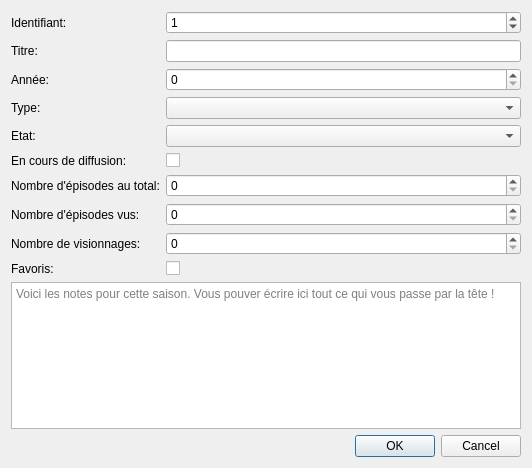
Old version of the form src/ui/dialogs/season.ui in the repository seigneurfuo/MyAnimeManager3.
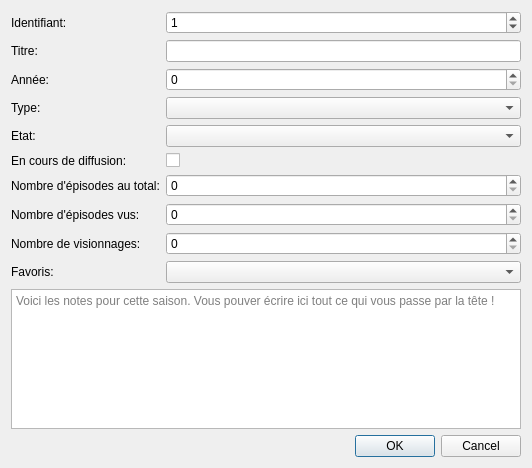
New version of the form.

Patch:
```diff
--- a/src/ui/dialogs/season.ui
+++ b/src/ui/dialogs/season.ui
@@ -135,13 +135,6 @@
        </property>
       </widget>
      </item>
-     <item row="9" column="2">
-      <widget class="QCheckBox" name="checkBox">
-       <property name="text">
-        <string/>
-       </property>
-      </widget>
-     </item>
      <item row="3" column="2">
       <widget class="QComboBox" name="comboBox_2"/>
      </item>
@@ -180,6 +173,13 @@
        </property>
       </widget>
      </item>
+     <item row="9" column="2">
+      <widget class="QComboBox" name="comboBox">
+       <property name="currentIndex">
+        <number>-1</number>
+       </property>
+      </widget>
+     </item>
     </layout>
    </item>
    <item>
```
Left out of the diff: 1 changed line with no effect on the pictures.
